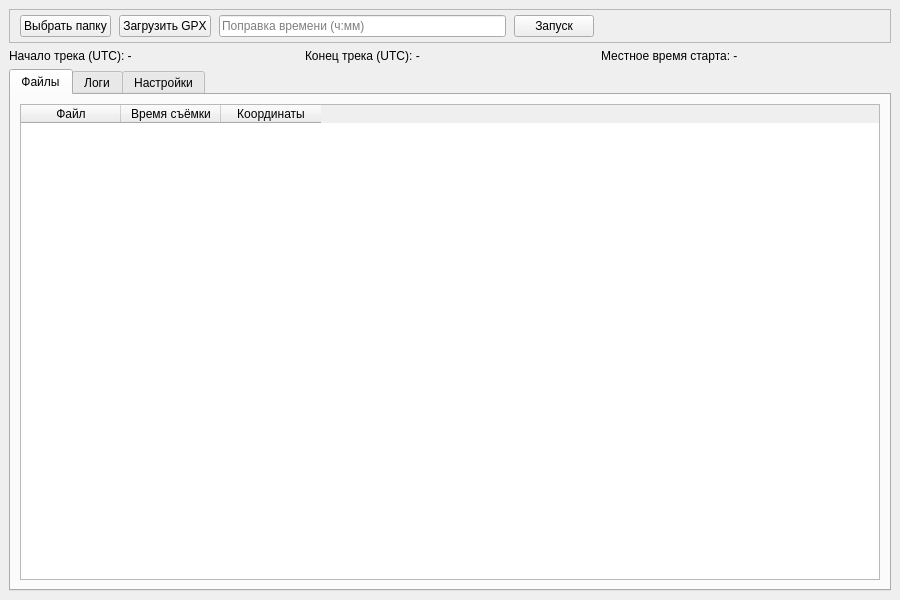
Max251203/Project3, file GeoTagger/ui/main_window.ui: the form before one commit.
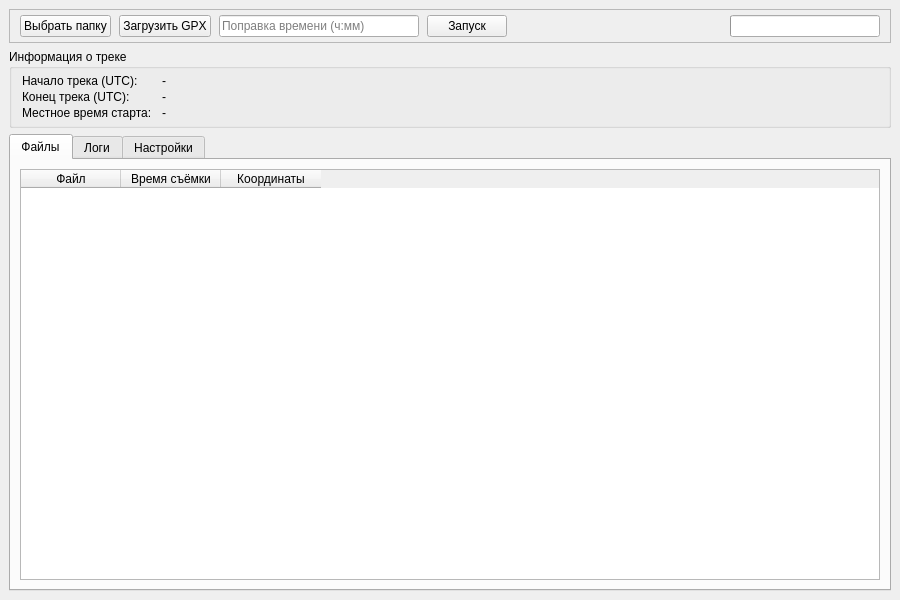
The form after the commit. Icons and pictures are not drawn.

What changed in the file:
```diff
--- a/GeoTagger/ui/main_window.ui
+++ b/GeoTagger/ui/main_window.ui
@@ -97,35 +97,102 @@
          </property>
         </spacer>
        </item>
+       <item>
+        <widget class="QLabel" name="statusLabel">
+         <property name="text">
+          <string></string>
+         </property>
+        </widget>
+       </item>
+       <item>
+        <widget class="QProgressBar" name="progressBar">
+         <property name="maximumSize">
+          <size>
+           <width>150</width>
+           <height>16777215</height>
+          </size>
+         </property>
+         <property name="value">
+          <number>0</number>
+         </property>
+         <property name="textVisible">
+          <bool>false</bool>
+         </property>
+        </widget>
+       </item>
       </layout>
      </widget>
     </item>
     
     <!-- Информация о треке -->
     <item>
-     <layout class="QHBoxLayout" name="infoLayout">
-      <item>
+     <widget class="QGroupBox" name="trackInfoGroup">
+      <property name="title">
+       <string>Информация о треке</string>
+      </property>
+      <layout class="QFormLayout" name="formLayout">
+       <property name="horizontalSpacing">
+        <number>10</number>
+       </property>
+       <property name="verticalSpacing">
+        <number>2</number>
+       </property>
+       <property name="leftMargin">
+        <number>10</number>
+       </property>
+       <property name="topMargin">
+        <number>5</number>
+       </property>
+       <property name="rightMargin">
+        <number>10</number>
+       </property>
+       <property name="bottomMargin">
+        <number>5</number>
+       </property>
+       <item row="0" column="0">
+        <widget class="QLabel" name="lblStartUTCLabel">
+         <property name="text">
+          <string>Начало трека (UTC):</string>
+         </property>
+        </widget>
+       </item>
+       <item row="0" column="1">
        <widget class="QLabel" name="lblStartUTC">
         <property name="text">
-         <string>Начало трека (UTC): -</string>
+          <string>-</string>
         </property>
        </widget>
       </item>
-      <item>
+       <item row="1" column="0">
+        <widget class="QLabel" name="lblEndUTCLabel">
+         <property name="text">
+          <string>Конец трека (UTC):</string>
+         </property>
+        </widget>
+       </item>
+       <item row="1" column="1">
        <widget class="QLabel" name="lblEndUTC">
         <property name="text">
-         <string>Конец трека (UTC): -</string>
+          <string>-</string>
         </property>
        </widget>
       </item>
-      <item>
+       <item row="2" column="0">
+        <widget class="QLabel" name="lblStartLocalLabel">
+         <property name="text">
+          <string>Местное время старта:</string>
+         </property>
+        </widget>
+       </item>
+       <item row="2" column="1">
        <widget class="QLabel" name="lblStartLocal">
         <property name="text">
-         <string>Местное время старта: -</string>
+          <string>-</string>
         </property>
        </widget>
       </item>
      </layout>
+     </widget>
     </item>
     
     <!-- Основные вкладки -->
```
Lines whose indentation alone changed are shown as unchanged.
